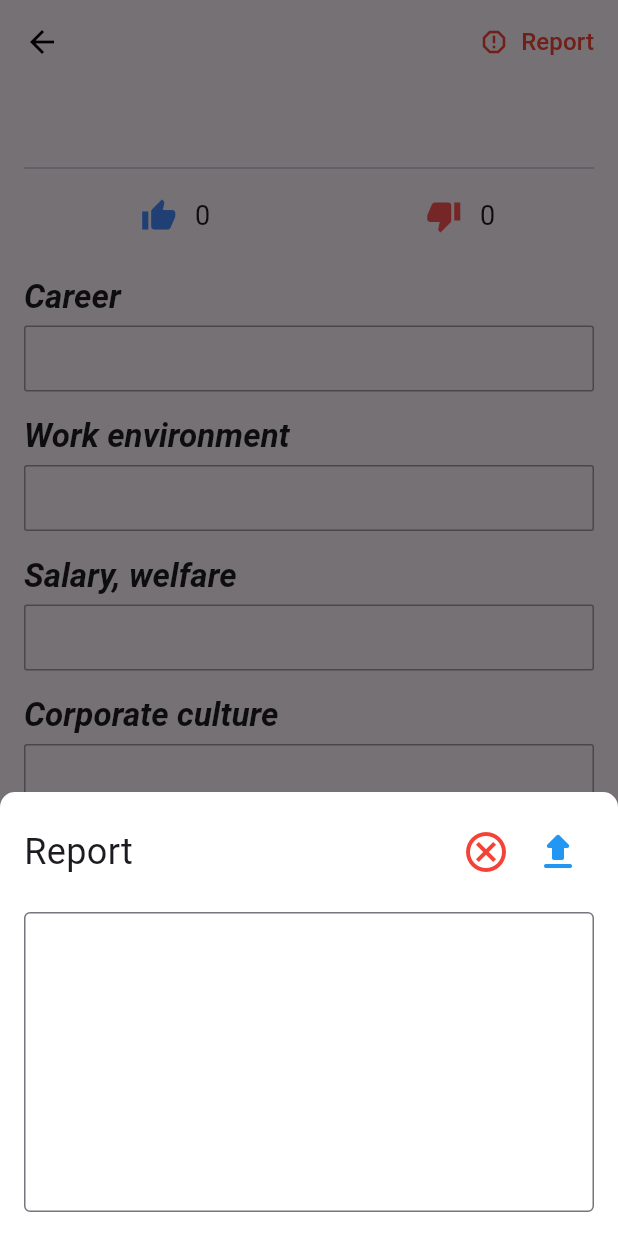
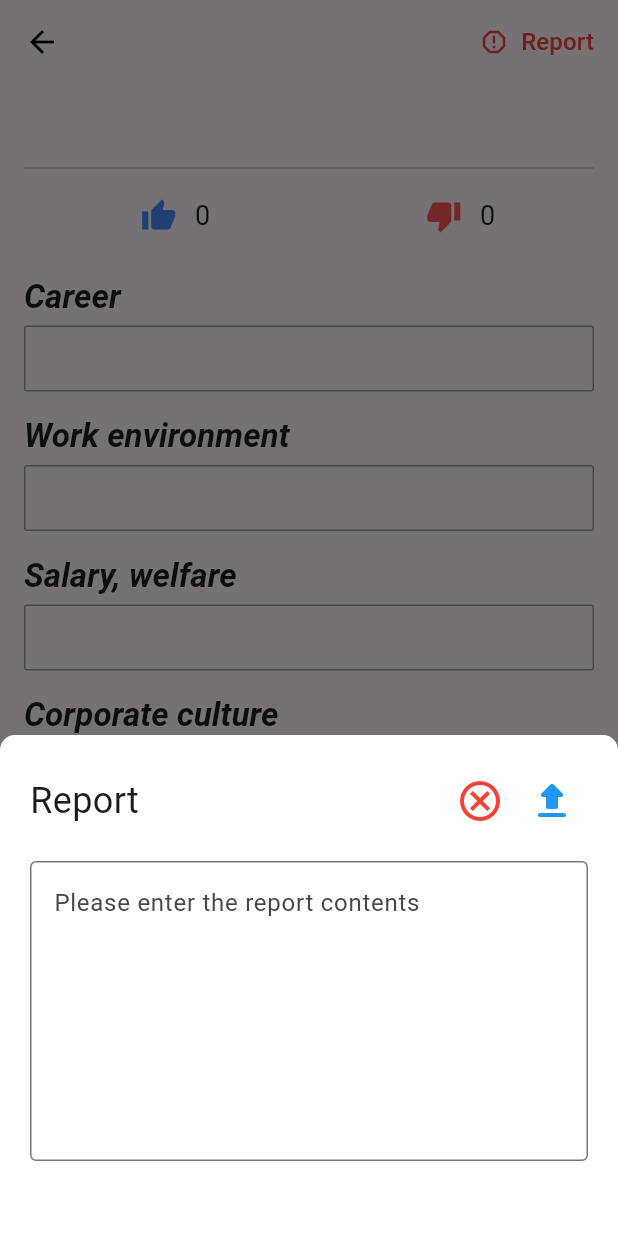
Before and after one commit to jhh78/bw_company, a Flutter app: the CommentDetailScreen screen opened directly with empty values, after a tap on "Report", on a phone screen of 412 x 824 dp. Run offline on Flutter 3.47's test engine with Material 3 defaults, Android fonts, the phone set to English and light mode, and no system bars; our stand-ins replace device_info_plus, flutter_dotenv, flutter_html, flutter_rating_bar, flutter_svg, flutter_typeahead and 9 more; accounts and stored records are empty.

Commit message:
댓글 신고 기능 추가

```diff
--- a/lib/providers/language.dart
+++ b/lib/providers/language.dart
@@ -39,6 +39,8 @@ class Languages extends Translations {
           'requiredField': '필수항목입니다',
           'registerButton': '등록',
           'reportIllegalPost': '신고하기',
+          'needReportIllegalPost': '신고할 내용을 입력해주세요',
+          'reportIllegalPostSuccess': '신고가 완료되었습니다.',
           'addSearchTag': '태그를 추가하세요(임의)',
           'addSearchTagHintText': '검색에 사용될 태그를 입력하세요',
           'searchCompanyHintText': '회사검색',
@@ -101,6 +103,8 @@ class Languages extends Translations {
           'requiredField': '必須項目です',
           'registerButton': '登録',
           'reportIllegalPost': '通報する',
+          'needReportIllegalPost': '通報内容を入力してください',
+          'reportIllegalPostSuccess': '通報が完了しました。',
           'addSearchTag': 'タグを追加してください(任意)',
           'addSearchTagHintText': '検索に使用されるタグを入力してください',
           'searchCompanyHintText': '会社検索',
@@ -163,6 +167,8 @@ class Languages extends Translations {
           'requiredField': 'This is a required field',
           'registerButton': 'Register',
           'reportIllegalPost': 'Report',
+          'needReportIllegalPost': 'Please enter the report contents',
+          'reportIllegalPostSuccess': 'Report has been completed.',
           'addSearchTag': 'Add a tag (optional)',
           'addSearchTagHintText': 'Enter the tag to be used for search',
           'searchCompanyHintText': 'Company search',
--- a/lib/providers/systems.dart
+++ b/lib/providers/systems.dart
@@ -4,4 +4,24 @@ class SystemsProvider extends GetxController {
   RxMap<String, bool?> formValidate = <String, bool?>{}.obs;
   RxMap<String, dynamic> formData = <String, dynamic>{}.obs;
   RxBool isModalOpen = false.obs;
+  RxBool isProcessing = false.obs;
+
+  @override
+  void onInit() {
+    super.onInit();
+    initializeData();
+  }
+
+  void initializeData() {
+    formValidate.value = {};
+    formData.value = {};
+    isModalOpen.value = false;
+    isProcessing.value = false;
+    // 추가적인 초기화 작업을 여기에 추가할 수 있습니다.
+  }
+
+  @override
+  void onClose() {
+    super.onClose();
+  }
 }
--- a/lib/screens/comment_detail.dart
+++ b/lib/screens/comment_detail.dart
@@ -3,6 +3,7 @@ import 'dart:developer';
 import 'package:flutter/material.dart';
 import 'package:flutter_application_1/providers/systems.dart';
 import 'package:flutter_application_1/widgets/comment_detail/report_illegal_post.dart';
+import 'package:flutter_application_1/widgets/common/orverlap_loading.dart';
 import 'package:flutter_application_1/widgets/register/custom_text_input_field.dart';
 import 'package:get/get.dart';
 import 'package:flutter_application_1/models/collections/company_comment.dart';
@@ -20,6 +21,7 @@ class CommentDetailScreen extends StatefulWidget {
 
 class CommentDetailScreenState extends State<CommentDetailScreen> {
   CompanyComment get comment => widget.comment;
+  SystemsProvider systemsProvider = Get.put(SystemsProvider());
 
   @override
   void initState() {
--- a/lib/services/company_comment.dart
+++ b/lib/services/company_comment.dart
@@ -1,5 +1,9 @@
+import 'dart:developer';
+
 import 'package:flutter_application_1/models/collections/company_comment.dart';
+import 'package:flutter_application_1/providers/systems.dart';
 import 'package:flutter_application_1/utils/constants.dart';
+import 'package:get/get.dart';
 import 'package:pocketbase/pocketbase.dart';
 
 Future<CompanyComment> companyCommentThumbUpDown(CompanyComment params, ThumbStatus type) async {
@@ -26,3 +30,11 @@ Future<CompanyComment> companyCommentThumbUpDown(CompanyComment params, ThumbSta
   final record = await pb.collection('comment').update(params.id, body: body, expand: 'refCompany,refUser');
   return CompanyComment.fromMap(record);
 }
+
+Future reportIllegalPost(String commentId, String contents) async {
+  final pb = PocketBase(API_URL);
+
+  final body = <String, dynamic>{"comment_id": commentId, "contents": contents};
+
+  await pb.collection('report').create(body: body);
+}
--- a/lib/widgets/comment_detail/report_illegal_post.dart
+++ b/lib/widgets/comment_detail/report_illegal_post.dart
@@ -1,25 +1,102 @@
-import 'dart:developer';
-
 import 'package:flutter/material.dart';
 import 'package:flutter_application_1/models/collections/company_comment.dart';
 import 'package:flutter_application_1/providers/systems.dart';
+import 'package:flutter_application_1/services/company_comment.dart';
+import 'package:flutter_application_1/services/exception.dart';
+import 'package:flutter_application_1/utils/constants.dart';
+import 'package:flutter_application_1/widgets/common/custom_snackbar.dart';
 import 'package:get/get.dart';
 
-class ReportIllegalPost extends StatelessWidget {
-  ReportIllegalPost({
+const String location = "lib/widgets/comment_detail/report_illegal_post.dart";
+
+class ReportIllegalPost extends StatefulWidget {
+  const ReportIllegalPost({
     super.key,
     required this.comment,
   });
 
   final CompanyComment comment;
+
+  @override
+  State<ReportIllegalPost> createState() => _ReportIllegalPostState();
+}
+
+class _ReportIllegalPostState extends State<ReportIllegalPost> {
   final TextEditingController _reportContentsController = TextEditingController();
+
   final SystemsProvider _systemsProvider = Get.put(SystemsProvider());
+
+  void handleAddReport() async {
+    try {
+      if (_reportContentsController.text.isEmpty) {
+        _systemsProvider.formValidate['contents'] = true;
+        return;
+      }
+
+      _systemsProvider.isProcessing.value = true;
+      await reportIllegalPost(widget.comment.id, _reportContentsController.text);
+      _systemsProvider.initializeData();
+
+      Get.back();
+      await Future.delayed(const Duration(milliseconds: 500));
+
+      CustomSnackbar(
+        title: 'info'.tr,
+        message: 'reportIllegalPostSuccess'.tr,
+        status: ObserveSnackbarStatus.INFO,
+      ).showSnackbar();
+    } catch (e) {
+      writeLogs(location, e.toString());
+      CustomSnackbar(
+        title: 'errorText'.tr,
+        message: 'unknownExcetipn'.tr,
+        status: ObserveSnackbarStatus.ERROR,
+      ).showSnackbar();
+    }
+  }
+
+  Widget rendereButtonArea() {
+    if (_systemsProvider.isProcessing.value) {
+      return const Expanded(
+          child: Padding(
+        padding: EdgeInsets.all(14.0),
+        child: LinearProgressIndicator(
+          minHeight: 20,
+          backgroundColor: Colors.transparent,
+          valueColor: AlwaysStoppedAnimation<Color>(Colors.blue),
+        ),
+      ));
+    }
+    return Row(
+      children: [
+        IconButton(
+          onPressed: () {
+            _systemsProvider.initializeData();
+            Get.back();
+          },
+          icon: const Icon(
+            Icons.cancel_outlined,
+            size: 32,
+            color: Colors.red,
+          ),
+        ),
+        IconButton(
+          onPressed: handleAddReport,
+          icon: const Icon(
+            Icons.upload_rounded,
+            size: 32,
+            color: Colors.blue,
+          ),
+        ),
+      ],
+    );
+  }
 
   @override
   Widget build(BuildContext context) {
     return Container(
       width: double.infinity,
-      padding: const EdgeInsets.all(16),
+      padding: const EdgeInsets.only(bottom: 50, top: 20, left: 20, right: 20),
       decoration: const BoxDecoration(
         color: Colors.white,
         borderRadius: BorderRadius.only(
@@ -35,46 +112,22 @@ class ReportIllegalPost extends StatelessWidget {
             children: [
               Text(
                 "reportIllegalPost".tr,
-                style: TextStyle(fontSize: 24),
+                style: const TextStyle(fontSize: 24),
               ),
-              Row(
-                children: [
-                  IconButton(
-                    onPressed: () {
-                      Get.back();
-                    },
-                    icon: const Icon(
-                      Icons.cancel_outlined,
-                      size: 32,
-                      color: Colors.red,
-                    ),
-                  ),
-                  IconButton(
-                    onPressed: () {
-                      log("reportContents: ${_reportContentsController.text}");
-                      Get.back();
-                    },
-                    icon: const Icon(
-                      Icons.upload_rounded,
-                      size: 32,
-                      color: Colors.blue,
-                    ),
-                  ),
-                ],
-              ),
+              Obx(() => rendereButtonArea()),
             ],
           ),
           const SizedBox(height: 16),
-          TextField(
+          Obx(() => TextField(
                 minLines: 7,
                 maxLines: 10,
                 controller: _reportContentsController,
                 decoration: InputDecoration(
-              hintText: comment.id,
-              // errorText: "errorText",
+                  hintText: "needReportIllegalPost".tr,
+                  errorText: _systemsProvider.formValidate['contents'] == true ? "needRequiredField".tr : null,
                   border: const OutlineInputBorder(),
                 ),
-          ),
+              )),
         ],
       ),
     );
--- a/lib/widgets/common/side_menu.dart
+++ b/lib/widgets/common/side_menu.dart
@@ -1,3 +1,5 @@
+import 'dart:io';
+
 import 'package:flutter/material.dart';
 import 'package:flutter_application_1/screens/help.dart';
 import 'package:flutter_application_1/screens/member_exit.dart';
@@ -77,6 +79,8 @@ class SideMenu extends StatelessWidget {
               );
             },
           ),
+          // TODO ::: 앱스토어 앱이 등록되면 해제
+          if (Platform.isAndroid)
             ListTile(
               leading: const Icon(Icons.payment),
               title: Text('naviSupport'.tr),
--- a/pubspec.yaml
+++ b/pubspec.yaml
@@ -16,7 +16,7 @@ publish_to: "none" # Remove this line if you wish to publish to pub.dev
 # https://developer.apple.com/library/archive/documentation/General/Reference/InfoPlistKeyReference/Articles/CoreFoundationKeys.html
 # In Windows, build-name is used as the major, minor, and patch parts
 # of the product and file versions while build-number is used as the build suffix.
-version: 1.0.16+16
+version: 1.0.19+19
 
 environment:
   sdk: ">=3.3.1 <4.0.0"
```
Also changed, not shown: lib/main.dart (+0 -11 lines), lib/screens/support.dart (+6 -13 lines), lib/widgets/common/orverlap_loading.dart (added, +17 -0 lines), 4 other files. Lines whose indentation alone changed are shown as unchanged.
